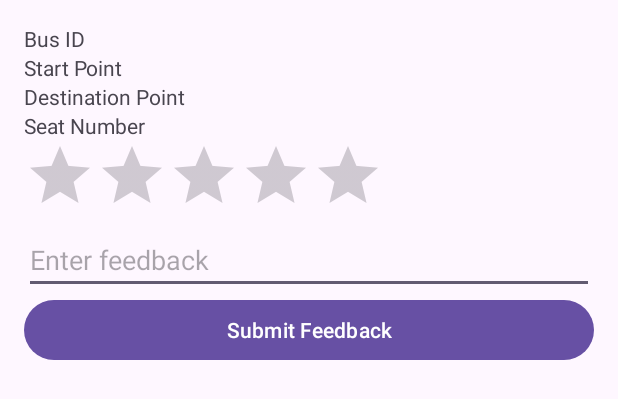
After one commit to NesaraRahal/SwiftRide, an Android app: the layout booking_item.xml on its own in the app's theme, with its tools: preview values and no code run, on a phone screen of 412 x 824 dp. The commit adds this screen. Shown: the top 399 px of the screen. Run offline under Robolectric (Android 15) with nearby library versions, the phone set to English and light mode, and no system bars.

Commit message:
User Feedback

```diff
--- a/app/src/main/AndroidManifest.xml
+++ b/app/src/main/AndroidManifest.xml
@@ -44,6 +44,7 @@
         <activity android:name=".ReserveSeat" />
         <activity android:name=".MyBookings" />
         <activity android:name=".NotificationSwapActivity" />
+        <activity android:name=".HistoryFeedback" />
 
 
 
--- a/app/src/main/java/com/example/swiftride/BookBus.java
+++ b/app/src/main/java/com/example/swiftride/BookBus.java
@@ -130,6 +130,11 @@ public class BookBus extends Activity {
         startActivity(intent);
     }
 
+    public void viewHistory(View view){
+        Intent intent = new Intent(this, HistoryFeedback.class);
+        startActivity(intent);
+    }
+
 
 
 }
--- /dev/null
+++ b/app/src/main/res/layout/booking_item.xml
@@ -0,0 +1,48 @@
+<LinearLayout xmlns:android="http://schemas.android.com/apk/res/android"
+    android:layout_width="match_parent"
+    android:layout_height="wrap_content"
+    android:orientation="vertical"
+    android:padding="16dp">
+
+    <TextView
+        android:id="@+id/busIdTextView"
+        android:layout_width="match_parent"
+        android:layout_height="wrap_content"
+        android:text="Bus ID" />
+
+    <TextView
+        android:id="@+id/startPointTextView"
+        android:layout_width="match_parent"
+        android:layout_height="wrap_content"
+        android:text="Start Point" />
+
+    <TextView
+        android:id="@+id/destinationPointTextView"
+        android:layout_width="match_parent"
+        android:layout_height="wrap_content"
+        android:text="Destination Point" />
+
+    <TextView
+        android:id="@+id/seatNumberTextView"
+        android:layout_width="match_parent"
+        android:layout_height="wrap_content"
+        android:text="Seat Number" />
+
+    <RatingBar
+        android:id="@+id/ratingBar"
+        android:layout_width="wrap_content"
+        android:layout_height="wrap_content"
+        android:numStars="5" />
+
+    <EditText
+        android:id="@+id/feedbackEditText"
+        android:layout_width="match_parent"
+        android:layout_height="wrap_content"
+        android:hint="Enter feedback" />
+
+    <Button
+        android:id="@+id/submitFeedbackButton"
+        android:layout_width="match_parent"
+        android:layout_height="wrap_content"
+        android:text="Submit Feedback" />
+</LinearLayout>
```
Also changed, not shown: app/src/main/java/com/example/swiftride/Booking.java (added, +71 -0 lines), app/src/main/java/com/example/swiftride/DBHandler.java (+109 -1 lines), app/src/main/java/com/example/swiftride/Feedback.java (added, +59 -0 lines), app/src/main/java/com/example/swiftride/FeedbackAdapter.java (added, +83 -0 lines), app/src/main/java/com/example/swiftride/HistoryFeedback.java (added, +51 -0 lines), app/src/main/res/layout/bus_book.xml (+9 -0 lines), app/src/main/res/layout/history_feedback.xml (added, +27 -0 lines).
